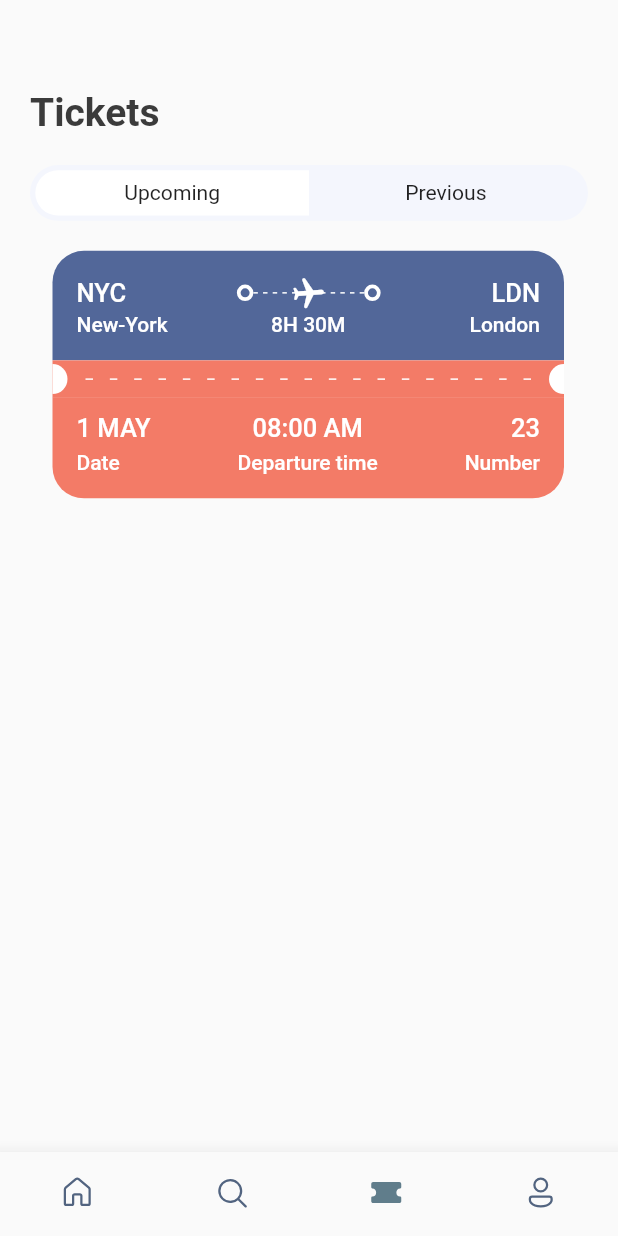
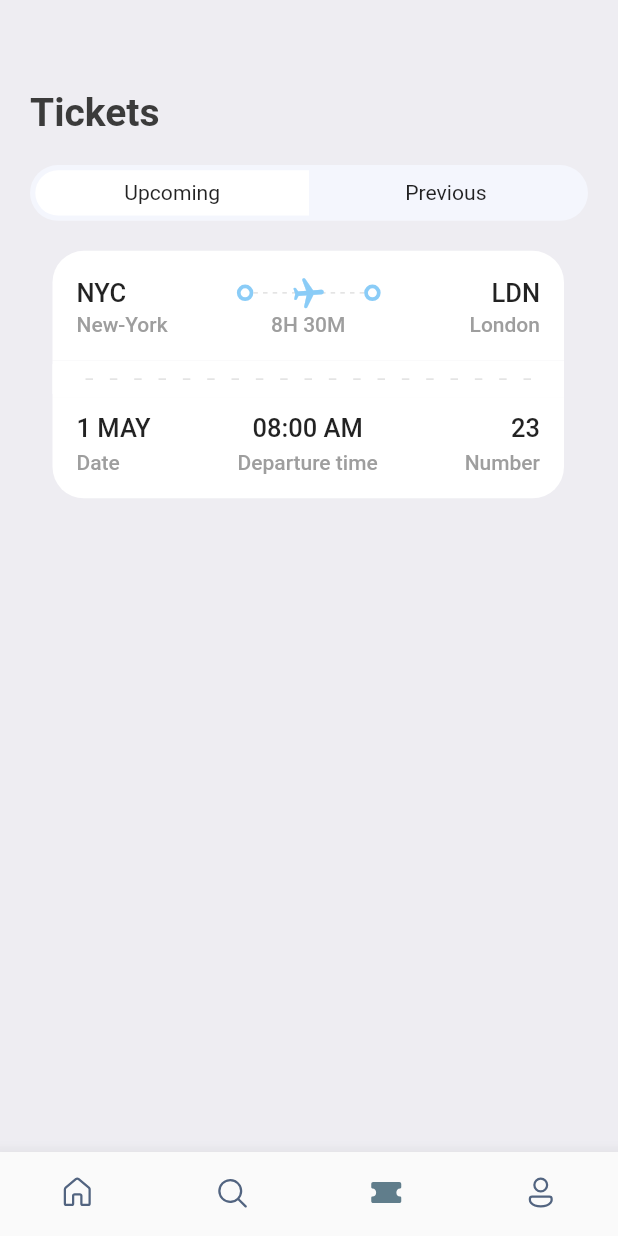
Before and after one commit to ecali/ticket_booking_app, a Flutter app: the screen it shows after launch, item 3 of the bottom bar chosen, on a phone screen of 412 x 824 dp. Run offline on Flutter 3.47's test engine with Material 2 defaults, Android fonts, the phone set to English and light mode, and no system bars; our stand-ins replace fluentui_icons, gap, get.

Commit message:
make dynamic ticket view

```diff
--- a/lib/screens/ticket_screen.dart
+++ b/lib/screens/ticket_screen.dart
@@ -14,6 +14,7 @@ class TicketScreen extends StatelessWidget {
   Widget build(BuildContext context) {
     final size = AppLayout.getSize(context);
     return Scaffold(
+      backgroundColor: Styles.bgColor,
       body: Stack(
         children: [
           ListView(
@@ -26,7 +27,7 @@ class TicketScreen extends StatelessWidget {
               Gap(AppLayout.getHeight(20)),
               Container(
                 padding: EdgeInsets.only(left: AppLayout.getHeight(15)),
-                child: TicketView(ticket: ticketList[0]),
+                child: TicketView(ticket: ticketList[0], isColor: true),
               )
             ],
           )
--- a/lib/screens/ticket_view.dart
+++ b/lib/screens/ticket_view.dart
@@ -8,7 +8,8 @@ import '../widgets/thick_container.dart';
 
 class TicketView extends StatelessWidget {
   final Map<String, dynamic> ticket;
-  const TicketView({Key? key, required this.ticket}) : super(key: key);
+  final bool? isColor;
+  const TicketView({Key? key, required this.ticket, this.isColor}) : super(key: key);
 
   @override
   Widget build(BuildContext context) {
@@ -24,7 +25,7 @@ class TicketView extends StatelessWidget {
             /* showing the blue part of the card/ticket */
             Container(
               decoration:  BoxDecoration(
-                color: const Color(0xFF526799),
+                color: isColor == null ? const Color(0xFF526799) : Colors.white,
                 borderRadius: BorderRadius.only(topLeft: Radius.circular(AppLayout.getHeight(21)), topRight: Radius.circular(AppLayout.getHeight(21)))
               ),
               padding: EdgeInsets.all(AppLayout.getHeight(16)),
@@ -32,9 +33,9 @@ class TicketView extends StatelessWidget {
                 children: [
                   Row(
                     children: [
-                      Text('${ticket['from']['code']}', style: Styles.headlineStyle3.copyWith(color: Colors.white)),
+                      Text('${ticket['from']['code']}', style: isColor == null ?  Styles.headlineStyle3.copyWith(color: Colors.white) : Styles.headlineStyle3),
                       const Spacer(),
-                      const ThickContainer(),
+                      const ThickContainer(isColor: true),
                       Expanded(child: Stack(
                         children : [
                         SizedBox(
@@ -47,7 +48,7 @@ class TicketView extends StatelessWidget {
                                 mainAxisSize: MainAxisSize.max,
                                 children: List.generate((constraints.constrainWidth() / 6).floor(), (index) => SizedBox(
                                   width: AppLayout.getWidth(3), height: AppLayout.getHeight(1), child: DecoratedBox(decoration: BoxDecoration(
-                                    color: Colors.white
+                                    color: isColor == null ? Colors.white : Colors.grey.shade300
                                 ),),
                                 )),
                               );
@@ -55,12 +56,12 @@ class TicketView extends StatelessWidget {
 
                           ),
                         ),
-                        Center(child: Transform.rotate(angle: 1.5, child: const Icon(Icons.local_airport_rounded, color: Colors.white))),
+                        Center(child: Transform.rotate(angle: 1.5, child: Icon(Icons.local_airport_rounded, color: isColor == null ? Colors.white : const Color(0xFF8ACCF7)))),
                         ]
                       )),
-                      const ThickContainer(),
+                      const ThickContainer(isColor: true),
                       const Spacer(),
-                      Text('${ticket['to']['code']}', style: Styles.headlineStyle3.copyWith(color: Colors.white))
+                      Text('${ticket['to']['code']}', style: isColor == null ?  Styles.headlineStyle3.copyWith(color: Colors.white) : Styles.headlineStyle3)
                     ],
                   ),
                   const Gap(1),
@@ -68,11 +69,11 @@ class TicketView extends StatelessWidget {
                     mainAxisAlignment: MainAxisAlignment.spaceBetween,
                     children: [
                       SizedBox(
-                        width: AppLayout.getWidth(100), child: Text('${ticket['from']['name']}', style: Styles.headlineStyle4.copyWith(color: Colors.white)),
+                        width: AppLayout.getWidth(100), child: Text('${ticket['from']['name']}', style: isColor == null ? Styles.headlineStyle4.copyWith(color: Colors.white) : Styles.headlineStyle4),
                       ),
-                      Text('${ticket['flying_time']}', style: Styles.headlineStyle4.copyWith(color: Colors.white)),
+                      Text('${ticket['flying_time']}', style: isColor == null ? Styles.headlineStyle4.copyWith(color: Colors.white) : Styles.headlineStyle4),
                       SizedBox(
-                        width: AppLayout.getWidth(100), child: Text('${ticket['to']['name']}', textAlign: TextAlign.end , style: Styles.headlineStyle4.copyWith(color: Colors.white)),
+                        width: AppLayout.getWidth(100), child: Text('${ticket['to']['name']}', textAlign: TextAlign.end , style: isColor == null ? Styles.headlineStyle4.copyWith(color: Colors.white) : Styles.headlineStyle4),
                       ),
                     ],
                   ),
@@ -81,7 +82,7 @@ class TicketView extends StatelessWidget {
             ),
             /* showing the orange part of the card/ticket */
             Container(
-              color: Styles.orangeColor,
+              color: isColor == null ? Styles.orangeColor : Colors.white,
               child: Row(
                 children: [
                   SizedBox(
@@ -107,9 +108,9 @@ class TicketView extends StatelessWidget {
                           mainAxisSize: MainAxisSize.max,
                           children: List.generate((constraints.constrainWidth()/15).floor(), (index) => SizedBox(
                             width: AppLayout.getWidth(5), height: AppLayout.getHeight(1),
-                            child: const DecoratedBox(
+                            child: DecoratedBox(
                               decoration: BoxDecoration(
-                                  color: Colors.white
+                                  color: isColor == null ? Colors.white : Colors.grey.shade300
                               ),
                             ),
                           )),
@@ -136,7 +137,7 @@ class TicketView extends StatelessWidget {
             /* Bottom part of the orange card/ticket */
             Container(
               decoration: BoxDecoration(
-                  color: Styles.orangeColor,
+                  color: isColor == null ? Styles.orangeColor : Colors.white,
                   borderRadius: BorderRadius.only(bottomLeft: Radius.circular(AppLayout.getWidth(21)), bottomRight: Radius.circular(AppLayout.getWidth(21)))
               ),
               padding: EdgeInsets.only(left: AppLayout.getWidth(16), top: AppLayout.getWidth(10), right: AppLayout.getWidth(16), bottom: AppLayout.getWidth(16)),
@@ -148,25 +149,25 @@ class TicketView extends StatelessWidget {
                       Column(
                         crossAxisAlignment: CrossAxisAlignment.start,
                         children: [
-                          Text('${ticket['date']}', style: Styles.headlineStyle3.copyWith(color: Colors.white)),
+                          Text('${ticket['date']}', style: isColor == null ?  Styles.headlineStyle3.copyWith(color: Colors.white) : Styles.headlineStyle3),
                           const Gap(5),
-                          Text('Date', style: Styles.headlineStyle4.copyWith(color: Colors.white)),
+                          Text('Date', style: isColor == null ?  Styles.headlineStyle4.copyWith(color: Colors.white) : Styles.headlineStyle4),
                         ],
                       ),
                       Column(
                         crossAxisAlignment: CrossAxisAlignment.center,
                         children: [
-                          Text('${ticket['departure_time']}', style: Styles.headlineStyle3.copyWith(color: Colors.white)),
+                          Text('${ticket['departure_time']}', style: isColor == null ?  Styles.headlineStyle3.copyWith(color: Colors.white) : Styles.headlineStyle3),
                           const Gap(5),
-                          Text('Departure time', style: Styles.headlineStyle4.copyWith(color: Colors.white)),
+                          Text('Departure time', style: isColor == null ?  Styles.headlineStyle4.copyWith(color: Colors.white) : Styles.headlineStyle4),
                         ],
                       ),
                       Column(
                         crossAxisAlignment: CrossAxisAlignment.end,
                         children: [
-                          Text('${ticket['number']}', style: Styles.headlineStyle3.copyWith(color: Colors.white)),
+                          Text('${ticket['number']}', style: isColor == null ?  Styles.headlineStyle3.copyWith(color: Colors.white) : Styles.headlineStyle3),
                           const Gap(5),
-                          Text('Number', style: Styles.headlineStyle4.copyWith(color: Colors.white)),
+                          Text('Number', style: isColor == null ?  Styles.headlineStyle4.copyWith(color: Colors.white) : Styles.headlineStyle4),
                         ],
                       ),
                     ],
--- a/lib/utils/app_style.dart
+++ b/lib/utils/app_style.dart
@@ -10,6 +10,6 @@ class Styles {
   static TextStyle textStyle = TextStyle(fontSize: 16, color: textColor, fontWeight: FontWeight.w500);
   static TextStyle headlineStyle = TextStyle(fontSize: 26, color: textColor, fontWeight: FontWeight.bold);
   static TextStyle headlineStyle2 = TextStyle(fontSize: 21, color: textColor, fontWeight: FontWeight.bold);
-  static TextStyle headlineStyle3 = TextStyle(fontSize: 17, color: Colors.grey.shade500, fontWeight: FontWeight.w500);
+  static TextStyle headlineStyle3 = const TextStyle(fontSize: 17, fontWeight: FontWeight.w500);
   static TextStyle headlineStyle4 = TextStyle(fontSize: 14, color: Colors.grey.shade500, fontWeight: FontWeight.w500);
 }
--- a/lib/widgets/thick_container.dart
+++ b/lib/widgets/thick_container.dart
@@ -2,7 +2,8 @@ import 'package:flutter/cupertino.dart';
 import 'package:flutter/material.dart';
 
 class ThickContainer extends StatelessWidget {
-  const ThickContainer({Key? key}) : super(key: key);
+  final bool? isColor;
+  const ThickContainer({Key? key, this.isColor}) : super(key: key);
 
   @override
   Widget build(BuildContext context) {
@@ -10,7 +11,7 @@ class ThickContainer extends StatelessWidget {
       padding: const EdgeInsets.all(3.0),
       decoration: BoxDecoration(
         borderRadius: BorderRadius.circular(20),
-        border: Border.all(width: 2.5, color: Colors.white)
+        border: Border.all(width: 2.5, color: isColor == null ? Colors.white : const Color(0xFF8ACCF7))
       ),
     );
   }
```
